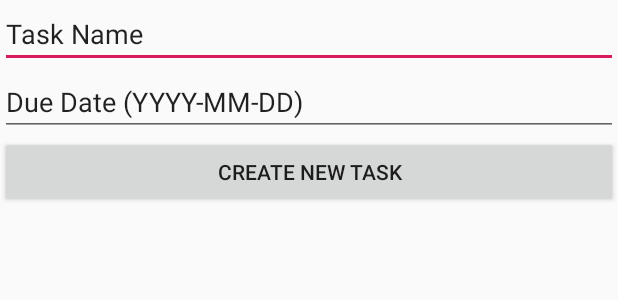
After one commit to Ynabokov/BrainItOn, an Android app: the layout activity_add_new_task.xml on its own in the app's theme, with its tools: preview values and no code run, on a phone screen of 412 x 824 dp. The commit adds this screen. Shown: the top 300 px of the screen. Run offline under Robolectric (Android 15) with nearby library versions, the phone set to English and light mode, and no system bars.

Commit message:
- Add Task class - Add new task activity

```diff
--- /dev/null
+++ b/app/src/main/res/layout/activity_add_new_task.xml
@@ -0,0 +1,31 @@
+<?xml version="1.0" encoding="utf-8"?>
+<LinearLayout xmlns:android="http://schemas.android.com/apk/res/android"
+    xmlns:tools="http://schemas.android.com/tools"
+    android:orientation="vertical"
+    android:layout_width="match_parent"
+    android:layout_height="match_parent"
+    tools:context=".AddNewTaskActivity">
+
+    <EditText
+        android:id="@+id/inputName"
+        android:layout_width="match_parent"
+        android:layout_height="wrap_content"
+        android:ems="10"
+        android:inputType="textPersonName"
+        android:text="@string/input_name" />
+
+    <EditText
+        android:id="@+id/inputDueDate"
+        android:layout_width="match_parent"
+        android:layout_height="wrap_content"
+        android:ems="10"
+        android:inputType="textPersonName"
+        android:text="@string/input_date" />
+
+    <Button
+        android:id="@+id/createNewTaskButton"
+        android:layout_width="match_parent"
+        android:layout_height="wrap_content"
+        android:text="@string/create_new_task_button"
+        android:onClick="createTask" />
+</LinearLayout>
--- a/app/src/main/res/values/strings.xml
+++ b/app/src/main/res/values/strings.xml
@@ -1,3 +1,7 @@
 <resources>
-    <string name="app_name">BrainIton</string>
+    <string name="app_name">Brain it on</string>
+    <string name="input_name">Task Name</string>
+    <string name="input_date">Due Date (YYYY-MM-DD)</string>
+    <string name="create_new_task_button">Create New Task</string>
+
 </resources>
```
Also changed, not shown: app/src/main/java/com/example/brainiton/AddNewTaskActivity.java (added, +33 -0 lines), app/src/main/java/com/example/brainiton/Task.java (added, +11 -0 lines).
